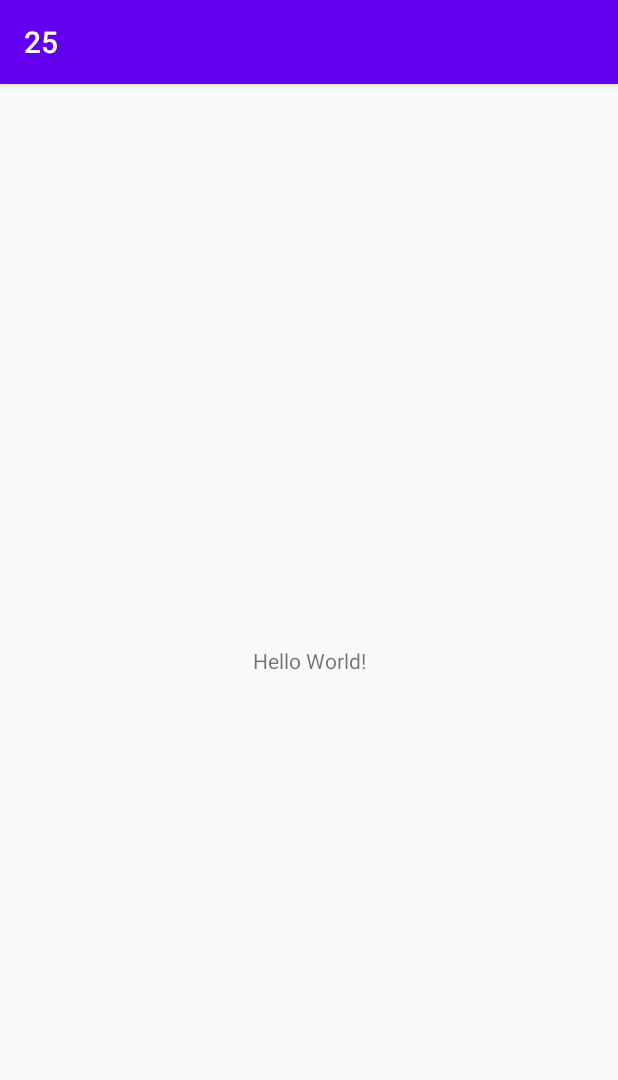
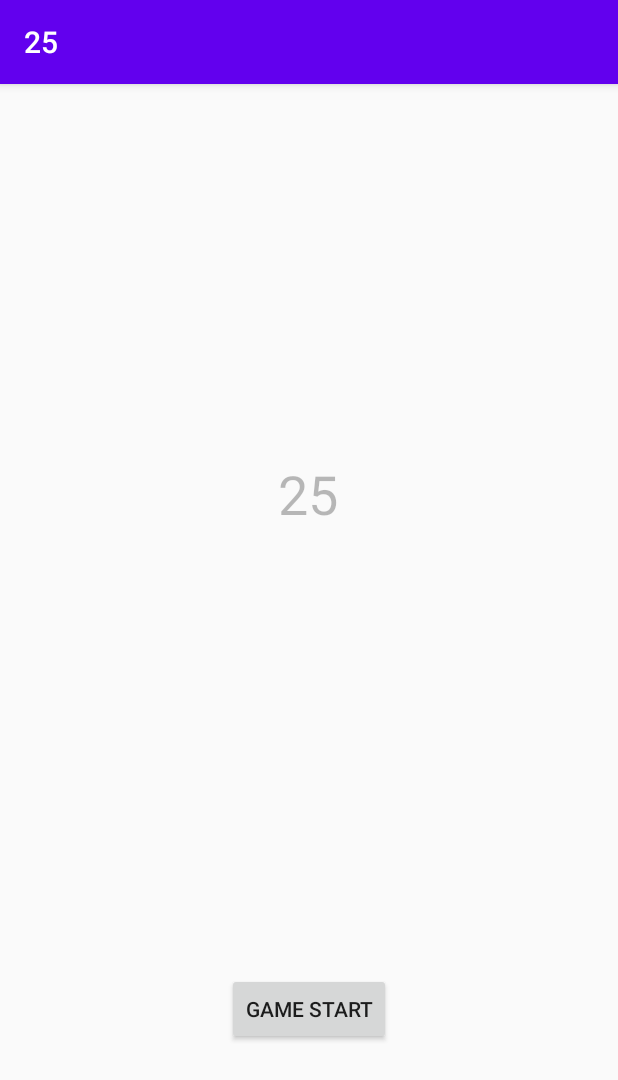
Before and after one commit to konan-pbl-2021/25, an Android app: the screen it shows after launch (MainActivity), on a phone screen of 412 x 824 dp. Shown: the top 1080 px of the screen. Run offline under Robolectric (Android 15) with nearby library versions, the phone set to English and light mode, and no system bars.

Commit message:
20211112 スタート画面のプログラミングを途中まで制作 画面遷移と画面レイアウトをやってました

```diff
--- a/app/src/main/AndroidManifest.xml
+++ b/app/src/main/AndroidManifest.xml
@@ -9,6 +9,7 @@
         android:roundIcon="@mipmap/ic_launcher_round"
         android:supportsRtl="true"
         android:theme="@style/AppTheme">
+        <activity android:name=".FirstActivity"></activity>
         <activity android:name=".MainActivity">
             <intent-filter>
                 <action android:name="android.intent.action.MAIN" />
--- a/app/src/main/java/com/example/a25/MainActivity.java
+++ b/app/src/main/java/com/example/a25/MainActivity.java
@@ -2,7 +2,10 @@ package com.example.a25;
 
 import androidx.appcompat.app.AppCompatActivity;
 
+import android.content.Intent;
 import android.os.Bundle;
+import android.view.View;
+import android.widget.Button;
 
 public class MainActivity extends AppCompatActivity {
 
@@ -10,5 +13,16 @@ public class MainActivity extends AppCompatActivity {
     protected void onCreate(Bundle savedInstanceState) {
         super.onCreate(savedInstanceState);
         setContentView(R.layout.activity_main);
+
+        Button nextButton = (Button)findViewById(R.id.button2);
+        nextButton.setOnClickListener(new View.OnClickListener() {
+            @Override
+            public void onClick(View v) {
+                Intent intent = new Intent(MainActivity.this, FirstActivity.class);
+                startActivity(intent);
+            }
+        });
+
     }
+
 }
--- a/app/src/main/res/layout/activity_main.xml
+++ b/app/src/main/res/layout/activity_main.xml
@@ -7,12 +7,28 @@
     tools:context=".MainActivity">
 
     <TextView
+        android:id="@+id/textView3"
         android:layout_width="wrap_content"
         android:layout_height="wrap_content"
-        android:text="Hello World!"
+        android:alpha="0.5"
+        android:text="25"
+        android:textSize="36sp"
         app:layout_constraintBottom_toBottomOf="parent"
+        app:layout_constraintHorizontal_bias="0.498"
         app:layout_constraintLeft_toLeftOf="parent"
         app:layout_constraintRight_toRightOf="parent"
-        app:layout_constraintTop_toTopOf="parent" />
+        app:layout_constraintTop_toTopOf="parent"
+        app:layout_constraintVertical_bias="0.346" />
+
+    <Button
+        android:id="@+id/button2"
+        android:layout_width="wrap_content"
+        android:layout_height="wrap_content"
+        android:text="Game Start"
+        app:layout_constraintBottom_toBottomOf="parent"
+        app:layout_constraintEnd_toEndOf="parent"
+        app:layout_constraintStart_toStartOf="parent"
+        app:layout_constraintTop_toBottomOf="@+id/textView3"
+        app:layout_constraintVertical_bias="0.698" />
 
 </androidx.constraintlayout.widget.ConstraintLayout>
```
Also changed, not shown: app/src/main/java/com/example/a25/FirstActivity.java (added, +14 -0 lines), app/src/main/res/layout/activity_first.xml (added, +18 -0 lines).
